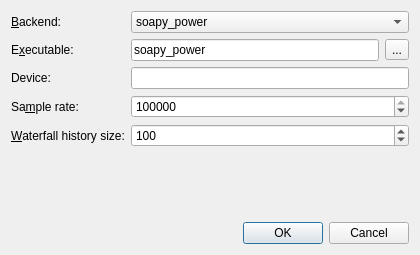
The window that qspectrumanalyzer/qspectrumanalyzer_settings.ui (xmikos/qspectrumanalyzer) describes before a commit, drawn with Qt 5.
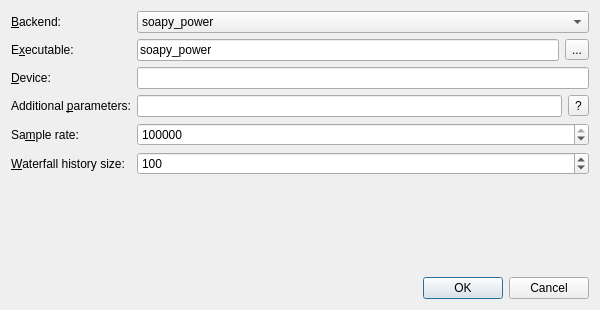
The same window after the commit.

Diff of the .ui file:
```diff
--- a/qspectrumanalyzer/qspectrumanalyzer_settings.ui
+++ b/qspectrumanalyzer/qspectrumanalyzer_settings.ui
@@ -6,8 +6,8 @@
    <rect>
     <x>0</x>
     <y>0</y>
-    <width>420</width>
-    <height>255</height>
+    <width>600</width>
+    <height>310</height>
    </rect>
   </property>
   <property name="windowTitle">
@@ -86,7 +86,7 @@
      <item row="2" column="0">
       <widget class="QLabel" name="label_5">
        <property name="text">
-        <string>Device:</string>
+        <string>&amp;Device:</string>
        </property>
        <property name="buddy">
         <cstring>deviceEdit</cstring>
@@ -96,7 +96,7 @@
      <item row="2" column="1">
       <widget class="QLineEdit" name="deviceEdit"/>
      </item>
-     <item row="3" column="0">
+     <item row="4" column="0">
       <widget class="QLabel" name="label_4">
        <property name="text">
         <string>Sa&amp;mple rate:</string>
@@ -106,7 +106,7 @@
        </property>
       </widget>
      </item>
-     <item row="3" column="1">
+     <item row="4" column="1">
       <widget class="QSpinBox" name="sampleRateSpinBox">
        <property name="minimum">
         <number>0</number>
@@ -122,7 +122,7 @@
        </property>
       </widget>
      </item>
-     <item row="4" column="0">
+     <item row="5" column="0">
       <widget class="QLabel" name="label_2">
        <property name="text">
         <string>&amp;Waterfall history size:</string>
@@ -132,7 +132,7 @@
        </property>
       </widget>
      </item>
-     <item row="4" column="1">
+     <item row="5" column="1">
       <widget class="QSpinBox" name="waterfallHistorySizeSpinBox">
        <property name="minimum">
         <number>1</number>
@@ -145,6 +145,30 @@
        </property>
       </widget>
      </item>
+     <item row="3" column="0">
+      <widget class="QLabel" name="label_6">
+       <property name="text">
+        <string>Additional &amp;parameters:</string>
+       </property>
+       <property name="buddy">
+        <cstring>paramsEdit</cstring>
+       </property>
+      </widget>
+     </item>
+     <item row="3" column="1">
+      <layout class="QHBoxLayout" name="horizontalLayout_3">
+       <item>
+        <widget class="QLineEdit" name="paramsEdit"/>
+       </item>
+       <item>
+        <widget class="QToolButton" name="helpButton">
+         <property name="text">
+          <string>?</string>
+         </property>
+        </widget>
+       </item>
+      </layout>
+     </item>
     </layout>
    </item>
    <item>
```
Left out of the diff: 10 changed lines with no effect on the pictures.
